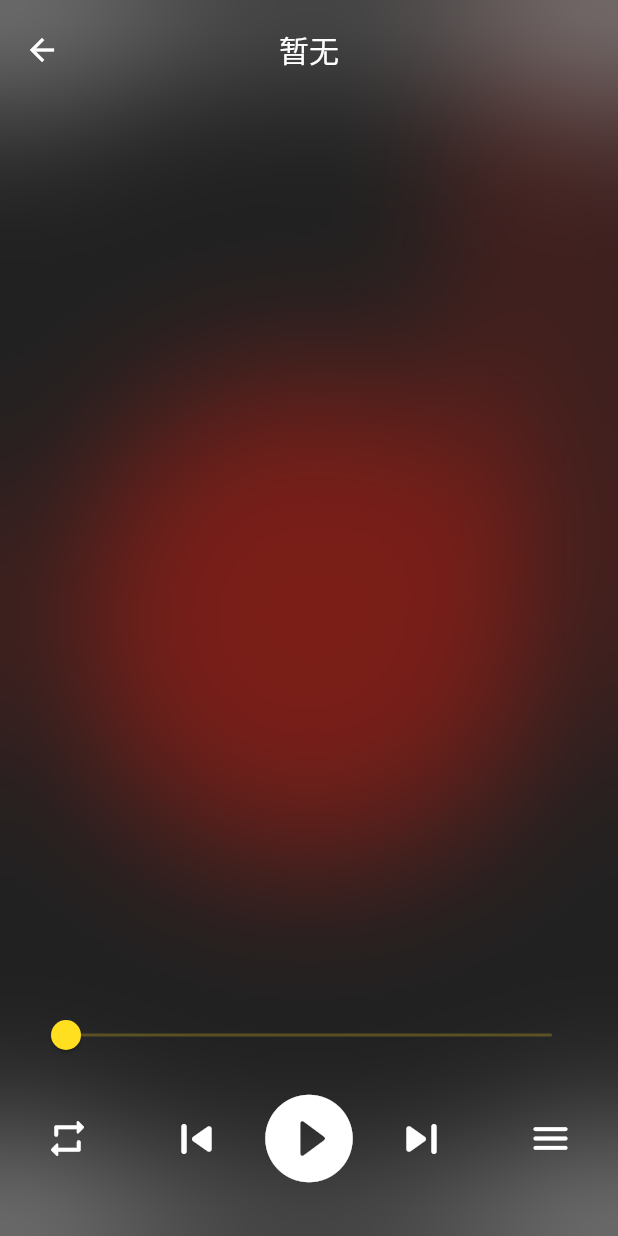
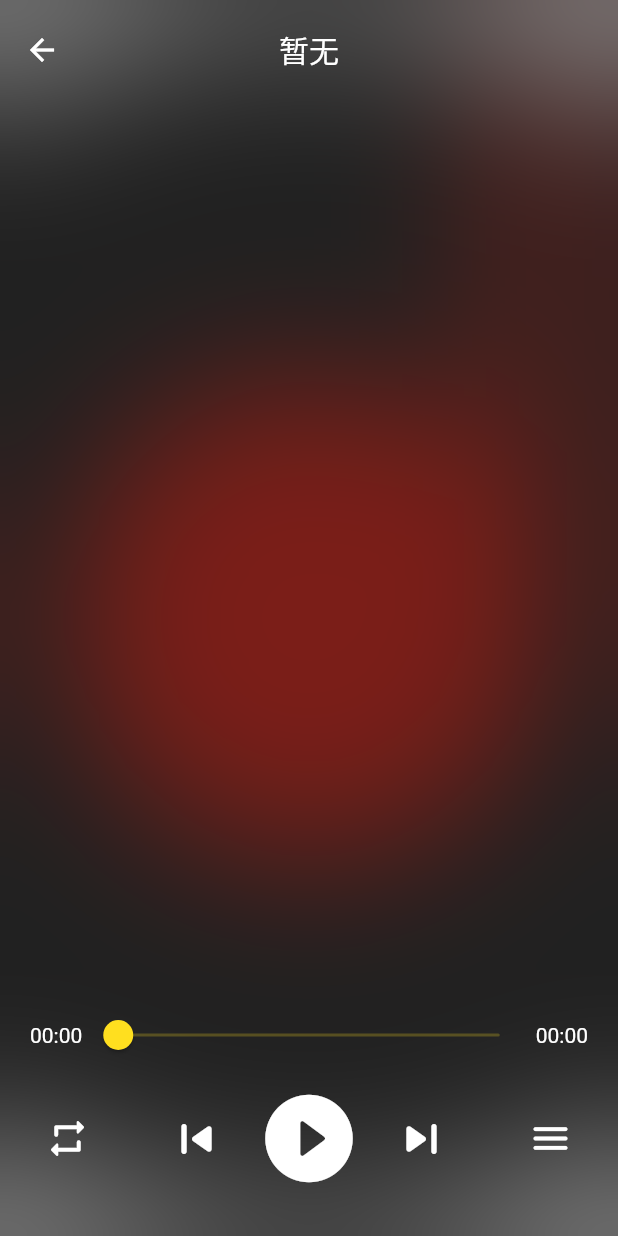
Before and after one commit to shenxingchao/flutter-kuwo-music, a Flutter app: the MusicDetailComponent screen opened by its route, on a phone screen of 412 x 824 dp. Run offline on Flutter 3.47's test engine with Material 2 defaults, Android fonts, the phone set to English and light mode, and no system bars; our stand-ins replace audioplayers, carousel_slider, dio, flutter_zoom_drawer, fluttertoast, get and 2 more; accounts and stored records are empty; network calls fail; Roboto replaces fonts that are missing (PingFangSC).

Commit message:
[add]1.完成播放进度条的时间

```diff
--- a/lib/views/music/music_detail.dart
+++ b/lib/views/music/music_detail.dart
@@ -25,6 +25,7 @@ class _MusicDetailComponentState extends State<MusicDetailComponent> {
   List lrcList = [];
   //当前播放进度 秒
   double audioDuration = 0;
+  String audioDurationFormat = '00:00';
 
   //初始化滚动视图控制器
   ScrollController scrollController = ScrollController(initialScrollOffset: 0);
@@ -93,6 +94,14 @@ class _MusicDetailComponentState extends State<MusicDetailComponent> {
             audioDuration / Get.find<Store>().playMusicInfo!.duration > 1
                 ? 1
                 : audioDuration / Get.find<Store>().playMusicInfo!.duration;
+        //当前播放进度格式化
+        audioDurationFormat = ((audioDuration / 60).floor() < 10
+                ? '0' + (audioDuration / 60).floor().toString()
+                : (audioDuration / 60).floor().toString()) +
+            ":" +
+            ((audioDuration % 60).floor() < 10
+                ? '0' + (audioDuration % 60).floor().toString()
+                : (audioDuration % 60).floor().toString());
         //根据播放进度判断在这个时间所在的索引 然后滚动到这个索引位置的歌词
         var index = 0;
         for (var i = 0; i < lrcList.length; i++) {
@@ -268,25 +277,54 @@ class _MusicDetailComponentState extends State<MusicDetailComponent> {
                             child: Column(
                               mainAxisAlignment: MainAxisAlignment.end,
                               children: [
-                                SliderTheme(
-                                  data: SliderTheme.of(context).copyWith(
+                                Row(
+                                    mainAxisAlignment:
+                                        MainAxisAlignment.spaceBetween,
+                                    crossAxisAlignment:
+                                        CrossAxisAlignment.center,
+                                    children: [
+                                      Text(
+                                        audioDurationFormat,
+                                        style: const TextStyle(
+                                            color: Colors.white),
+                                      ),
+                                      Expanded(
+                                        flex: 1,
+                                        child: SliderTheme(
+                                          data:
+                                              SliderTheme.of(context).copyWith(
                                             trackHeight: 2,
                                           ),
                                           child: Slider(
                                             value: audioPercent,
                                             onChanged: (v) {
+                                              if (store.playMusicInfo != null) {
                                                 //拖动后毫秒数
-                                      double second =
-                                          store.playMusicInfo!.duration * v;
+                                                double second = store
+                                                        .playMusicInfo!
+                                                        .duration *
+                                                    v;
                                                 int microseconds =
-                                          (second * 1000 * 1000).round();
+                                                    (second * 1000 * 1000)
+                                                        .round();
                                                 PlayAudio.instance.seekAudio(
                                                     microseconds: microseconds);
+                                              }
                                             },
                                             max: 1.0,
                                             min: 0,
                                           ),
                                         ),
+                                      ),
+                                      Text(
+                                        store.playMusicInfo != null
+                                            ? store
+                                                .playMusicInfo!.songTimeMinutes
+                                            : '00:00',
+                                        style: const TextStyle(
+                                            color: Colors.white),
+                                      ),
+                                    ]),
                                 Row(
                                   mainAxisAlignment:
                                       MainAxisAlignment.spaceBetween,
```
Lines whose indentation alone changed are shown as unchanged.
